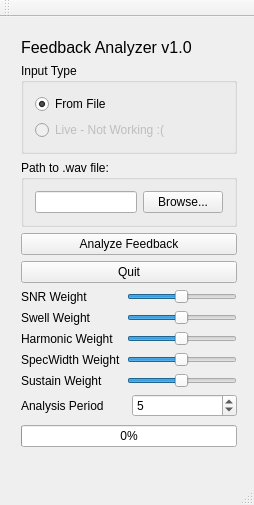
ENGN2912B-2018/EE-B, file analyzerwindow.ui: the form before one commit.
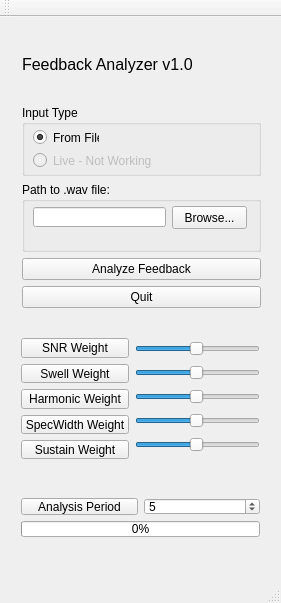
The form after the commit.

Patch:
```diff
--- a/analyzerwindow.ui
+++ b/analyzerwindow.ui
@@ -6,8 +6,8 @@
    <rect>
     <x>0</x>
     <y>0</y>
-    <width>254</width>
-    <height>505</height>
+    <width>281</width>
+    <height>603</height>
    </rect>
   </property>
   <property name="windowTitle">
@@ -18,12 +18,147 @@
     <property name="geometry">
      <rect>
       <x>10</x>
-      <y>10</y>
-      <width>238</width>
-      <height>431</height>
+      <y>310</y>
+      <width>261</width>
+      <height>143</height>
      </rect>
     </property>
-    <layout class="QVBoxLayout" name="verticalLayout_5">
+    <layout class="QHBoxLayout" name="horizontalLayout">
+     <item>
+      <layout class="QVBoxLayout" name="verticalLayout">
+       <item>
+        <widget class="QPushButton" name="snrButton">
+         <property name="text">
+          <string>SNR Weight</string>
+         </property>
+        </widget>
+       </item>
+       <item>
+        <widget class="QPushButton" name="swellButton">
+         <property name="text">
+          <string>Swell Weight</string>
+         </property>
+        </widget>
+       </item>
+       <item>
+        <widget class="QPushButton" name="harmonicWeight">
+         <property name="text">
+          <string>Harmonic Weight</string>
+         </property>
+        </widget>
+       </item>
+       <item>
+        <widget class="QPushButton" name="specwidthButton">
+         <property name="text">
+          <string>SpecWidth Weight</string>
+         </property>
+        </widget>
+       </item>
+       <item>
+        <widget class="QPushButton" name="sustainButton">
+         <property name="text">
+          <string>Sustain Weight</string>
+         </property>
+        </widget>
+       </item>
+      </layout>
+     </item>
+     <item>
+      <layout class="QVBoxLayout" name="verticalLayout_2">
+       <item>
+        <widget class="QSlider" name="sliderSNR">
+         <property name="minimum">
+          <number>1</number>
+         </property>
+         <property name="maximum">
+          <number>100</number>
+         </property>
+         <property name="value">
+          <number>50</number>
+         </property>
+         <property name="orientation">
+          <enum>Qt::Horizontal</enum>
+         </property>
+        </widget>
+       </item>
+       <item>
+        <widget class="QSlider" name="sliderHarmonics">
+         <property name="minimum">
+          <number>1</number>
+         </property>
+         <property name="maximum">
+          <number>100</number>
+         </property>
+         <property name="value">
+          <number>50</number>
+         </property>
+         <property name="orientation">
+          <enum>Qt::Horizontal</enum>
+         </property>
+        </widget>
+       </item>
+       <item>
+        <widget class="QSlider" name="sliderSwell">
+         <property name="minimum">
+          <number>1</number>
+         </property>
+         <property name="maximum">
+          <number>100</number>
+         </property>
+         <property name="value">
+          <number>50</number>
+         </property>
+         <property name="orientation">
+          <enum>Qt::Horizontal</enum>
+         </property>
+        </widget>
+       </item>
+       <item>
+        <widget class="QSlider" name="sliderSpecWidth">
+         <property name="minimum">
+          <number>1</number>
+         </property>
+         <property name="maximum">
+          <number>100</number>
+         </property>
+         <property name="value">
+          <number>50</number>
+         </property>
+         <property name="orientation">
+          <enum>Qt::Horizontal</enum>
+         </property>
+        </widget>
+       </item>
+       <item>
+        <widget class="QSlider" name="sliderSustain">
+         <property name="minimum">
+          <number>1</number>
+         </property>
+         <property name="maximum">
+          <number>100</number>
+         </property>
+         <property name="value">
+          <number>50</number>
+         </property>
+         <property name="orientation">
+          <enum>Qt::Horizontal</enum>
+         </property>
+        </widget>
+       </item>
+      </layout>
+     </item>
+    </layout>
+   </widget>
+   <widget class="QWidget" name="">
+    <property name="geometry">
+     <rect>
+      <x>11</x>
+      <y>1</y>
+      <width>261</width>
+      <height>301</height>
+     </rect>
+    </property>
+    <layout class="QVBoxLayout" name="verticalLayout_4">
      <item>
       <widget class="QLabel" name="label">
        <property name="font">
@@ -41,35 +176,41 @@
        <property name="title">
         <string>Input Type</string>
        </property>
-       <layout class="QVBoxLayout" name="verticalLayout">
-        <item>
-         <layout class="QGridLayout" name="gridLayout_2">
-          <item row="0" column="0">
-           <widget class="QRadioButton" name="fileRadio">
-            <property name="text">
-             <string>From File</string>
-            </property>
-            <property name="checked">
-             <bool>true</bool>
-            </property>
-           </widget>
-          </item>
-          <item row="1" column="0">
-           <widget class="QRadioButton" name="liveRadio">
-            <property name="enabled">
-             <bool>false</bool>
-            </property>
-            <property name="text">
-             <string>Live - Not Working :(</string>
-            </property>
-            <property name="checkable">
-             <bool>false</bool>
-            </property>
-           </widget>
-          </item>
-         </layout>
-        </item>
-       </layout>
+       <widget class="QRadioButton" name="fileRadio">
+        <property name="geometry">
+         <rect>
+          <x>11</x>
+          <y>24</y>
+          <width>66</width>
+          <height>17</height>
+         </rect>
+        </property>
+        <property name="text">
+         <string>From File</string>
+        </property>
+        <property name="checked">
+         <bool>true</bool>
+        </property>
+       </widget>
+       <widget class="QRadioButton" name="liveRadio">
+        <property name="enabled">
+         <bool>false</bool>
+        </property>
+        <property name="geometry">
+         <rect>
+          <x>11</x>
+          <y>47</y>
+          <width>122</width>
+          <height>17</height>
+         </rect>
+        </property>
+        <property name="text">
+         <string>Live - Not Working :(</string>
+        </property>
+        <property name="checkable">
+         <bool>false</bool>
+        </property>
+       </widget>
       </widget>
      </item>
      <item>
@@ -77,38 +218,44 @@
        <property name="title">
         <string>Path to .wav file:</string>
        </property>
-       <layout class="QVBoxLayout" name="verticalLayout_4">
-        <item>
-         <layout class="QHBoxLayout" name="horizontalLayout_3">
-          <item>
-           <widget class="QLineEdit" name="filenameEdit">
-            <property name="text">
-             <string/>
-            </property>
-           </widget>
-          </item>
-          <item>
-           <widget class="QPushButton" name="pushBrowse">
-            <property name="text">
-             <string>Browse...</string>
-            </property>
-           </widget>
-          </item>
-         </layout>
-        </item>
-       </layout>
+       <widget class="QLineEdit" name="filenameEdit">
+        <property name="geometry">
+         <rect>
+          <x>11</x>
+          <y>25</y>
+          <width>133</width>
+          <height>20</height>
+         </rect>
+        </property>
+        <property name="text">
+         <string/>
+        </property>
+       </widget>
+       <widget class="QPushButton" name="pushBrowse">
+        <property name="geometry">
+         <rect>
+          <x>150</x>
+          <y>24</y>
+          <width>75</width>
+          <height>23</height>
+         </rect>
+        </property>
+        <property name="text">
+         <string>Browse...</string>
+        </property>
+       </widget>
       </widget>
      </item>
      <item>
-      <layout class="QGridLayout" name="gridLayout">
-       <item row="0" column="0">
+      <layout class="QVBoxLayout" name="verticalLayout_3">
+       <item>
         <widget class="QPushButton" name="AnalyzeButton">
          <property name="text">
           <string>Analyze Feedback</string>
          </property>
         </widget>
        </item>
-       <item row="1" column="0">
+       <item>
         <widget class="QPushButton" name="QuitButton">
          <property name="text">
           <string>Quit</string>
@@ -117,137 +264,22 @@
        </item>
       </layout>
      </item>
-     <item>
-      <layout class="QHBoxLayout" name="horizontalLayout">
-       <item>
-        <layout class="QVBoxLayout" name="verticalLayout_3">
-         <item>
-          <widget class="QLabel" name="labelSNR">
-           <property name="text">
-            <string>SNR Weight</string>
-           </property>
-          </widget>
-         </item>
-         <item>
-          <widget class="QLabel" name="labelSwell">
-           <property name="text">
-            <string>Swell Weight</string>
-           </property>
-          </widget>
-         </item>
-         <item>
-          <widget class="QLabel" name="labelHarmonics">
-           <property name="text">
-            <string>Harmonic Weight</string>
-           </property>
-          </widget>
-         </item>
-         <item>
-          <widget class="QLabel" name="labelSpecWidth">
-           <property name="text">
-            <string>SpecWidth Weight</string>
-           </property>
-          </widget>
-         </item>
-         <item>
-          <widget class="QLabel" name="labelSustain">
-           <property name="text">
-            <string>Sustain Weight</string>
-           </property>
-          </widget>
-         </item>
-        </layout>
-       </item>
-       <item>
-        <layout class="QVBoxLayout" name="verticalLayout_2">
-         <item>
-          <widget class="QSlider" name="sliderSNR">
-           <property name="minimum">
-            <number>1</number>
-           </property>
-           <property name="maximum">
-            <number>100</number>
-           </property>
-           <property name="value">
-            <number>50</number>
-           </property>
-           <property name="orientation">
-            <enum>Qt::Horizontal</enum>
-           </property>
-          </widget>
-         </item>
-         <item>
-          <widget class="QSlider" name="sliderHarmonics">
-           <property name="minimum">
-            <number>1</number>
-           </property>
-           <property name="maximum">
-            <number>100</number>
-           </property>
-           <property name="value">
-            <number>50</number>
-           </property>
-           <property name="orientation">
-            <enum>Qt::Horizontal</enum>
-           </property>
-          </widget>
-         </item>
-         <item>
-          <widget class="QSlider" name="sliderSwell">
-           <property name="minimum">
-            <number>1</number>
-           </property>
-           <property name="maximum">
-            <number>100</number>
-           </property>
-           <property name="value">
-            <number>50</number>
-           </property>
-           <property name="orientation">
-            <enum>Qt::Horizontal</enum>
-           </property>
-          </widget>
-         </item>
-         <item>
-          <widget class="QSlider" name="sliderSpecWidth">
-           <property name="minimum">
-            <number>1</number>
-           </property>
-           <property name="maximum">
-            <number>100</number>
-           </property>
-           <property name="value">
-            <number>50</number>
-           </property>
-           <property name="orientation">
-            <enum>Qt::Horizontal</enum>
-           </property>
-          </widget>
-         </item>
-         <item>
-          <widget class="QSlider" name="sliderSustain">
-           <property name="minimum">
-            <number>1</number>
-           </property>
-           <property name="maximum">
-            <number>100</number>
-           </property>
-           <property name="value">
-            <number>50</number>
-           </property>
-           <property name="orientation">
-            <enum>Qt::Horizontal</enum>
-           </property>
-          </widget>
-         </item>
-        </layout>
-       </item>
-      </layout>
-     </item>
+    </layout>
+   </widget>
+   <widget class="QWidget" name="">
+    <property name="geometry">
+     <rect>
+      <x>10</x>
+      <y>470</y>
+      <width>261</width>
+      <height>61</height>
+     </rect>
+    </property>
+    <layout class="QVBoxLayout" name="verticalLayout_5">
      <item>
       <layout class="QHBoxLayout" name="horizontalLayout_2">
        <item>
-        <widget class="QLabel" name="label_4">
+        <widget class="QPushButton" name="analysisperButton">
          <property name="text">
           <string>Analysis Period</string>
          </property>
@@ -265,19 +297,6 @@
        </item>
       </layout>
      </item>
-     <item>
-      <spacer name="verticalSpacer">
-       <property name="orientation">
-        <enum>Qt::Vertical</enum>
-       </property>
-       <property name="sizeHint" stdset="0">
-        <size>
-         <width>20</width>
-         <height>40</height>
-        </size>
-       </property>
-      </spacer>
-     </item>
      <item>
       <widget class="QProgressBar" name="progressBar">
        <property name="value">
```
Left out of the diff: 2 changed lines with no effect on the pictures.
